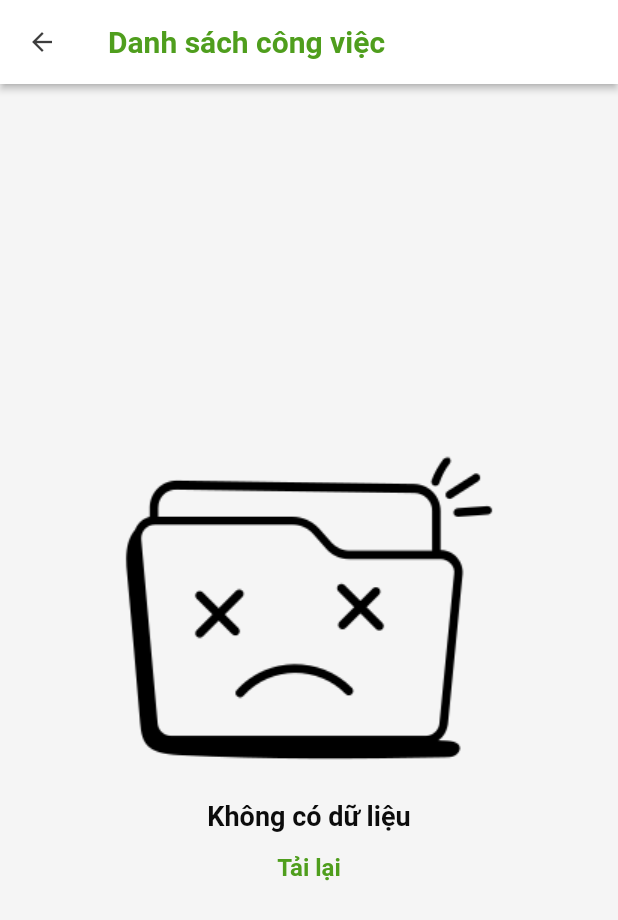
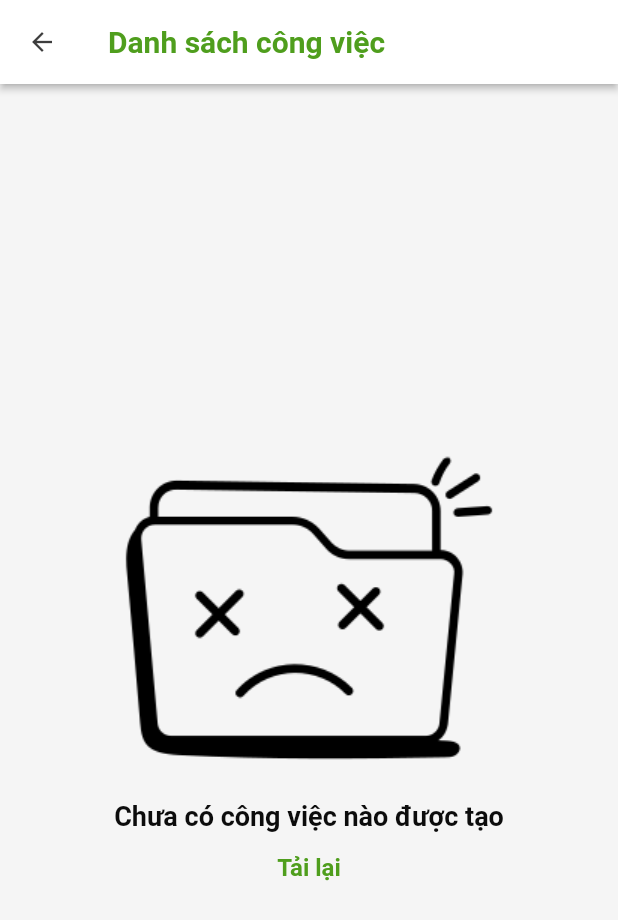
Before and after one commit to Capstone-MYRAY/MYRAY-MOBILE, a Flutter app: the JobPostByGardenView screen opened directly with empty values, on a phone screen of 412 x 824 dp. Shown: the top 920 px of the screen. Run offline on Flutter 3.47's test engine with Material 2 defaults, Android fonts, the phone set to English and light mode, and no system bars; our stand-ins replace dotted_border, dropdown_search, extended_masked_text, firebase_auth, firebase_core, firebase_messaging and 17 more; missing offline and left inert: comment_box, filter_list, flutter_config, images_picker, jwt_decode, signalr_netcore and 1 more; accounts and stored records are empty; network calls fail.

Commit message:
fix garden message

```diff
--- a/lib/app/data/services/garden_service.dart
+++ b/lib/app/data/services/garden_service.dart
@@ -13,8 +13,7 @@ mixin GardenService {
     if (!canDelete) {
       // show error
       InformationDialog.showDialog(
-        msg: 'Vườn có công việc đang tiến hành, không thể xóa',
-        confirmTitle: AppStrings.titleClose,
+        msg: AppMsg.MSG4015,
       );
       return null;
     }
--- a/lib/app/modules/garden/controllers/garden_form_controller.dart
+++ b/lib/app/modules/garden/controllers/garden_form_controller.dart
@@ -227,7 +227,7 @@ class GardenFormController extends GetxController {
     Get.back();
     CustomSnackbar.show(
       title: AppStrings.titleSuccess,
-      message: 'Cập nhật thành công',
+      message: AppMsg.MSG4012,
     );
   }
 
--- a/lib/app/modules/garden/controllers/job_post_by_garden_controller.dart
+++ b/lib/app/modules/garden/controllers/job_post_by_garden_controller.dart
@@ -24,7 +24,7 @@ class JobPostByGardenController extends GetxController {
       pageSize: (_pageSize).toString(),
       sortColumn: JobPostSortColumn.createdDate,
       orderBy: SortOrder.descending,
-      gardenId: _gardenId,
+      gardenId: _gardenId.toString(),
     );
 
     //load job post
--- a/lib/app/modules/garden/views/garden_home_view.dart
+++ b/lib/app/modules/garden/views/garden_home_view.dart
@@ -38,7 +38,10 @@ class GardenHomeView extends GetView<GardenHomeController> {
             }
 
             if (snapshot.data == null || controller.gardens.isEmpty) {
-              return ListEmptyBuilder(onRefresh: controller.onRefresh);
+              return ListEmptyBuilder(
+                onRefresh: controller.onRefresh,
+                msg: AppMsg.MSG4016,
+              );
             }
 
             if (snapshot.hasData && controller.gardens.isNotEmpty) {
--- a/lib/app/modules/garden/views/job_post_by_garden_view.dart
+++ b/lib/app/modules/garden/views/job_post_by_garden_view.dart
@@ -28,7 +28,10 @@ class JobPostByGardenView extends GetView<JobPostByGardenController> {
             }
 
             if (snapshot.data == null) {
-              return ListEmptyBuilder(onRefresh: controller.onRefresh);
+              return ListEmptyBuilder(
+                onRefresh: controller.onRefresh,
+                msg: AppMsg.MSG4033,
+              );
             }
 
             if (snapshot.hasData) {
--- a/lib/app/modules/garden/widgets/garden_card.dart
+++ b/lib/app/modules/garden/widgets/garden_card.dart
@@ -68,6 +68,7 @@ class GardenCard extends StatelessWidget {
                       icon: CustomIcons.mountain,
                       title: 'Diện tích',
                       data: '$landArea ha',
+                      isCenter: true,
                     ),
                   ],
                 ),
--- a/lib/app/modules/garden/widgets/garden_details_card.dart
+++ b/lib/app/modules/garden/widgets/garden_details_card.dart
@@ -52,18 +52,21 @@ class GardenDetailsCard extends StatelessWidget {
             icon: CustomIcons.map_marker_outline,
             title: AppStrings.labelProvince,
             data: area.province,
+            isCenter: true,
           ),
           const SizedBox(height: 8),
           CardField(
             icon: CustomIcons.map_marker_outline,
             title: AppStrings.labelDistrict,
             data: area.district,
+            isCenter: true,
           ),
           const SizedBox(height: 8),
           CardField(
             icon: CustomIcons.map_marker_outline,
             title: AppStrings.labelCommune,
             data: area.commune,
+            isCenter: true,
           ),
           const SizedBox(height: 8),
           CardField(
@@ -76,6 +79,7 @@ class GardenDetailsCard extends StatelessWidget {
             icon: CustomIcons.mountain,
             title: AppStrings.labelLandArea,
             data: garden.landArea.toString(),
+            isCenter: true,
           ),
           const SizedBox(height: 8),
           CardField(
--- a/lib/app/modules/job_post/widgets/landowner_job_post_item.dart
+++ b/lib/app/modules/job_post/widgets/landowner_job_post_item.dart
@@ -84,6 +84,7 @@ class LandownerJobPostItem extends StatelessWidget {
             icon: CustomIcons.bulletin_board,
             title: AppStrings.labelWorkType,
             data: workType,
+            isCenter: true,
           ),
           const SizedBox(height: 8.0),
           CardField(
--- a/lib/app/modules/payment_history/views/payment_history_home_view.dart
+++ b/lib/app/modules/payment_history/views/payment_history_home_view.dart
@@ -45,7 +45,7 @@ class PaymentHistoryHomeView extends GetView<PaymentHistoryHomeController> {
                   if (snapshot.data == null) {
                     return ListEmptyBuilder(
                       onRefresh: controller.onRefresh,
-                      msg: 'Bạn chưa thực hiện giao dịch nào',
+                      msg: AppMsg.MSG4031,
                     );
                   }
 
--- a/lib/app/shared/constants/app_msg.dart
+++ b/lib/app/shared/constants/app_msg.dart
@@ -21,14 +21,21 @@ class AppMsg {
   static const MSG4009 = 'Bạn có muốn hủy công việc này không?';
   static const MSG4010 = 'Bạn đã hủy công việc thành công';
   static const MSG4011 = 'Bạn đã thêm vườn thành công';
+  static const MSG4012 = 'Bạn đã cập nhật vườn thành công';
   static const MSG4013 = 'Bạn có muốn xóa mảnh vườn này không?';
   static const MSG4014 = 'Bạn đã xóa mảnh vườn thành công';
+  static const MSG4015 =
+      'Mảnh vườn hiện đang có công việc đang tiến hành, không thể xóa';
+  static const MSG4016 = 'Bạn không có mảnh vườn nào';
+  static const MSG4031 = 'Bạn chưa thực hiện giao dịch nào';
+  static const MSG4033 = 'Chưa có công việc nào được tạo';
+  static const MSG4034 = 'Tên vườn tối đa 100 ký tự';
 
   static const MSG6001 = 'Số điện thoại này đã được đăng ký';
   static const MSG6002 = 'Số điện thoại không có trong hệ thống';
   static const MSG6003 = 'Mật khẩu không đúng';
   static const MSG6005 =
-      'Họ và tên phải là chữ cái với độ dài từ 3 đến 50 ký tự.';
+      'Họ và tên phải là chữ cái với độ dài từ 3 đến 50 ký tự';
   static const MSG6006 = 'Mật khẩu xác nhận không trùng khớp';
   static const MSG6007 = 'Bạn phải đủ 15 tuổi mới được đăng ký';
   static const MSG6008 = 'Mã OTP không đúng';
--- a/lib/app/shared/constants/app_strings.dart
+++ b/lib/app/shared/constants/app_strings.dart
@@ -69,6 +69,7 @@ class AppStrings {
   static const titleConfirmSignature = 'Chữ ký xác nhận';
   static const titleChangePassword = 'Thay đổi mật khẩu';
   static const titleFinishJob = 'Hoàn thành công việc';
+  static const titleInfo = 'Thông báo';
 
   //Subtitle
   static const subtitleMyGarden = 'Danh sách vườn đã tạo';
--- a/lib/app/shared/utils/field_validation.dart
+++ b/lib/app/shared/utils/field_validation.dart
@@ -118,6 +118,11 @@ class FieldValidation {
     if (Utils.isEmpty(value)) {
       return AppMsg.MSG0002;
     }
+
+    if (value.length > 100) {
+      return AppMsg.MSG4034;
+    }
+
     return null;
   }
 }
```
Also changed, not shown: lib/app/shared/widgets/dialogs/information_dialog.dart (+6 -4 lines).
